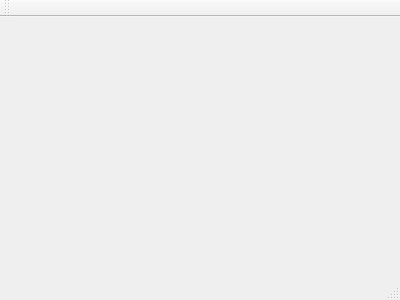
Before: the Qt Designer form mainwindow.ui in cuihaoleo/ComputerGraphics-BasicCG, drawn with Qt 5.
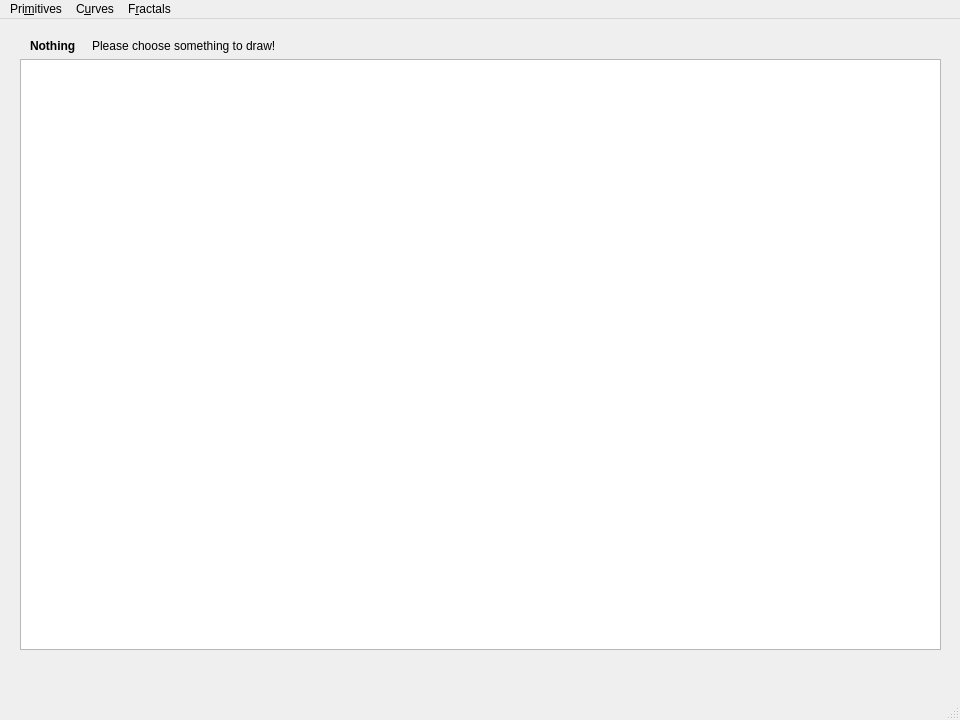
After: the same form once the commit is applied.

Diff of the .ui file:
```diff
--- a/mainwindow.ui
+++ b/mainwindow.ui
@@ -1,24 +1,191 @@
 <ui version="4.0">
  <class>MainWindow</class>
- <widget class="QMainWindow" name="MainWindow" >
-  <property name="geometry" >
+ <widget class="QMainWindow" name="MainWindow">
+  <property name="geometry">
    <rect>
     <x>0</x>
     <y>0</y>
-    <width>400</width>
-    <height>300</height>
+    <width>960</width>
+    <height>720</height>
    </rect>
   </property>
-  <property name="windowTitle" >
+  <property name="minimumSize">
+   <size>
+    <width>960</width>
+    <height>720</height>
+   </size>
+  </property>
+  <property name="maximumSize">
+   <size>
+    <width>960</width>
+    <height>720</height>
+   </size>
+  </property>
+  <property name="windowTitle">
    <string>MainWindow</string>
   </property>
-  <widget class="QMenuBar" name="menuBar" />
-  <widget class="QToolBar" name="mainToolBar" />
-  <widget class="QWidget" name="centralWidget" />
-  <widget class="QStatusBar" name="statusBar" />
+  <widget class="QWidget" name="centralWidget">
+   <widget class="QWidget" name="">
+    <property name="geometry">
+     <rect>
+      <x>10</x>
+      <y>10</y>
+      <width>941</width>
+      <height>631</height>
+     </rect>
+    </property>
+    <layout class="QVBoxLayout" name="verticalLayout">
+     <property name="leftMargin">
+      <number>10</number>
+     </property>
+     <property name="topMargin">
+      <number>10</number>
+     </property>
+     <property name="rightMargin">
+      <number>10</number>
+     </property>
+     <property name="bottomMargin">
+      <number>10</number>
+     </property>
+     <item>
+      <layout class="QHBoxLayout" name="horizontalLayout">
+       <property name="spacing">
+        <number>16</number>
+       </property>
+       <property name="sizeConstraint">
+        <enum>QLayout::SetDefaultConstraint</enum>
+       </property>
+       <property name="leftMargin">
+        <number>10</number>
+       </property>
+       <property name="rightMargin">
+        <number>10</number>
+       </property>
+       <item>
+        <widget class="QLabel" name="labelTitle">
+         <property name="font">
+          <font>
+           <weight>75</weight>
+           <bold>true</bold>
+          </font>
+         </property>
+         <property name="text">
+          <string>Nothing</string>
+         </property>
+        </widget>
+       </item>
+       <item>
+        <widget class="QLabel" name="labelMessage">
+         <property name="sizePolicy">
+          <sizepolicy hsizetype="Expanding" vsizetype="Preferred">
+           <horstretch>0</horstretch>
+           <verstretch>0</verstretch>
+          </sizepolicy>
+         </property>
+         <property name="text">
+          <string>Please choose something to draw!</string>
+         </property>
+        </widget>
+       </item>
+      </layout>
+     </item>
+     <item>
+      <widget class="QGraphicsView" name="graphicsView"/>
+     </item>
+    </layout>
+   </widget>
+  </widget>
+  <widget class="QMenuBar" name="menuBar">
+   <property name="geometry">
+    <rect>
+     <x>0</x>
+     <y>0</y>
+     <width>960</width>
+     <height>31</height>
+    </rect>
+   </property>
+   <widget class="QMenu" name="menuPrimitives">
+    <property name="title">
+     <string>Pri&amp;mitives</string>
+    </property>
+    <addaction name="actionLine"/>
+    <addaction name="actionCircle"/>
+    <addaction name="actionEllipse"/>
+    <addaction name="actionFilling"/>
+   </widget>
+   <widget class="QMenu" name="menuSpline">
+    <property name="title">
+     <string>C&amp;urves</string>
+    </property>
+    <addaction name="actionBezier"/>
+    <addaction name="actionBspline"/>
+   </widget>
+   <widget class="QMenu" name="menuFractal">
+    <property name="title">
+     <string>F&amp;ractals</string>
+    </property>
+    <addaction name="actionKoch"/>
+    <addaction name="actionMandelbrot"/>
+    <addaction name="actionJulia"/>
+    <addaction name="actionFerns"/>
+   </widget>
+   <addaction name="menuPrimitives"/>
+   <addaction name="menuSpline"/>
+   <addaction name="menuFractal"/>
+  </widget>
+  <widget class="QStatusBar" name="statusBar"/>
+  <action name="actionLine">
+   <property name="text">
+    <string>Line</string>
+   </property>
+  </action>
+  <action name="actionCircle">
+   <property name="text">
+    <string>Circle</string>
+   </property>
+  </action>
+  <action name="actionEllipse">
+   <property name="text">
+    <string>Ellipse</string>
+   </property>
+  </action>
+  <action name="actionFilling">
+   <property name="text">
+    <string>Filling</string>
+   </property>
+  </action>
+  <action name="actionBezier">
+   <property name="text">
+    <string>Bezier curve</string>
+   </property>
+  </action>
+  <action name="actionBspline">
+   <property name="text">
+    <string>B-spline curve</string>
+   </property>
+  </action>
+  <action name="actionKoch">
+   <property name="text">
+    <string>Koch</string>
+   </property>
+  </action>
+  <action name="actionMandelbrot">
+   <property name="text">
+    <string>Mandelbrot</string>
+   </property>
+  </action>
+  <action name="actionJulia">
+   <property name="text">
+    <string>Julia set</string>
+   </property>
+  </action>
+  <action name="actionFerns">
+   <property name="text">
+    <string>Ferns</string>
+   </property>
+  </action>
  </widget>
- <layoutDefault spacing="6" margin="11" />
- <pixmapfunction></pixmapfunction>
+ <layoutdefault spacing="6" margin="11"/>
  <resources/>
  <connections/>
 </ui>
```
Left out of the diff: 1 changed line with no effect on the pictures.
